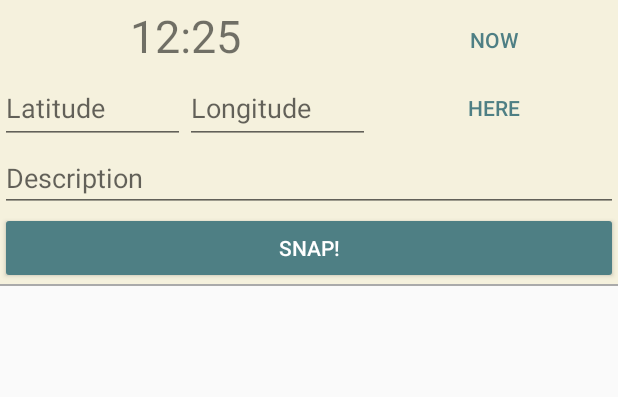
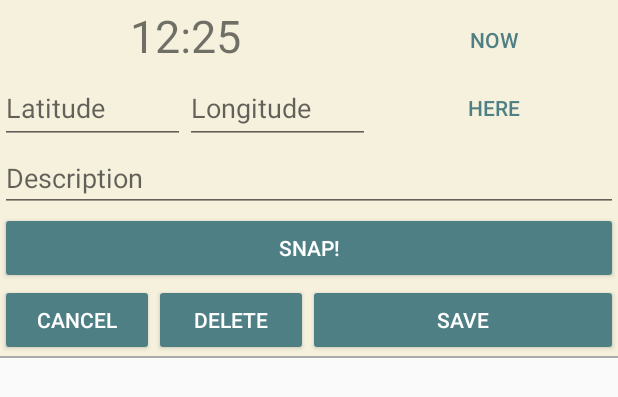
Before and after one commit to dexterlb/nadir, an Android app: the layout activity_roll.xml on its own in the app's theme, with its tools: preview values and no code run, on a phone screen of 412 x 824 dp. Shown: the top 397 px of the screen. Run offline under Robolectric (Android 15) with nearby library versions, the phone set to English and light mode, and no system bars.

Commit message:
add save, cancel and delete buttons to photo edit

```diff
--- a/Android/Nadir/app/src/main/java/org/qtrp/nadir/Activity/RollActivity.java
+++ b/Android/Nadir/app/src/main/java/org/qtrp/nadir/Activity/RollActivity.java
@@ -47,6 +47,8 @@ public class RollActivity extends AppCompatActivity {
     private PhotoAdapter adapter;
     LinearLayout dummyFocus;
     private Date timestamp;
+    private LinearLayout editPhotoButtonsLayout;
+    private LinearLayout newPhotoButtonsLayout;
 
     SimpleDateFormat dateFormat = new SimpleDateFormat("HH:mm");
     private LocationHelper mGPS;
@@ -65,11 +67,25 @@ public class RollActivity extends AppCompatActivity {
 
         loadUtils();
         bindWidgets();
+
+        snapMode();
+
         setDatasets();
         setListeners();
 
         refreshDatasets();
 
+    }
+
+    private void editMode() {
+        editPhotoButtonsLayout.setVisibility(View.VISIBLE);
+        newPhotoButtonsLayout.setVisibility(View.GONE);
+
+    }
+
+    private void snapMode() {
+        newPhotoButtonsLayout.setVisibility(View.VISIBLE);
+        editPhotoButtonsLayout.setVisibility(View.GONE);
     }
 
     @Override
@@ -141,6 +157,8 @@ public class RollActivity extends AppCompatActivity {
         timeTv = (TextView) findViewById(R.id.photoTimeTextView);
         photoList = (ContextMenuRecyclerView) findViewById(R.id.photoList);
         dummyFocus = (LinearLayout) findViewById(R.id.dummy_focus);
+        editPhotoButtonsLayout = (LinearLayout) findViewById(R.id.editPhotoButtonsLayout);
+        newPhotoButtonsLayout = (LinearLayout) findViewById(R.id.newPhotoButtonsLayout);
     }
 
     private void loadUtils() {
--- a/Android/Nadir/app/src/main/res/layout/activity_roll.xml
+++ b/Android/Nadir/app/src/main/res/layout/activity_roll.xml
@@ -97,12 +97,51 @@
                 android:layout_height="wrap_content"
                 android:hint="Description" />
 
-            <Button
-                android:id="@+id/addPhotoButton"
-                style="@style/Widget.AppCompat.Button.Colored"
+            <LinearLayout
+                android:id="@+id/newPhotoButtonsLayout"
                 android:layout_width="match_parent"
-                android:layout_height="wrap_content"
-                android:text="Snap!" />
+                android:orientation="horizontal"
+                android:layout_height="wrap_content">
+
+                <Button
+                    android:id="@+id/addPhotoButton"
+                    style="@style/Widget.AppCompat.Button.Colored"
+                    android:layout_width="match_parent"
+                    android:layout_height="wrap_content"
+                    android:text="Snap!" />
+            </LinearLayout>
+            <LinearLayout
+                android:id="@+id/editPhotoButtonsLayout"
+                android:layout_width="match_parent"
+                android:orientation="horizontal"
+                android:layout_height="wrap_content">
+
+                <Button
+                    android:id="@+id/cancelButton"
+                    style="@style/Widget.AppCompat.Button.Colored"
+                    android:layout_width="0dp"
+                    android:layout_weight="1"
+                    android:layout_height="wrap_content"
+                    android:text="Cancel" />
+
+                <Button
+                    android:id="@+id/deletePhotoButton"
+                    style="@style/Widget.AppCompat.Button.Colored"
+                    android:layout_width="0dp"
+                    android:layout_weight="1"
+                    android:layout_height="wrap_content"
+                    android:text="Delete" />
+
+                <Button
+                    android:id="@+id/savePhotoButton"
+                    style="@style/Widget.AppCompat.Button.Colored"
+                    android:layout_width="0dp"
+                    android:layout_weight="2"
+                    android:layout_height="wrap_content"
+                    android:text="Save" />
+            </LinearLayout>
+
+
         </LinearLayout>
 
         <View
--- a/Android/Nadir/build.gradle
+++ b/Android/Nadir/build.gradle
@@ -6,7 +6,7 @@ buildscript {
         google()
     }
     dependencies {
-        classpath 'com.android.tools.build:gradle:3.1.0'
+        classpath 'com.android.tools.build:gradle:3.1.1'
 
         // NOTE: Do not place your application dependencies here; they belong
         // in the individual module build.gradle files
```
